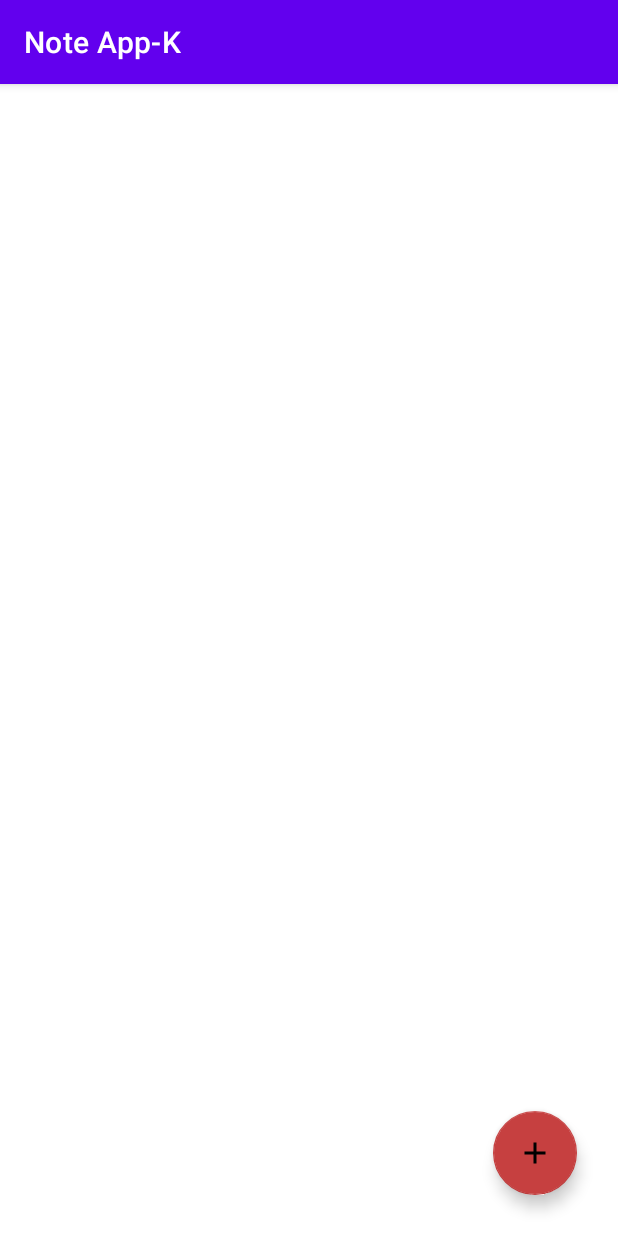
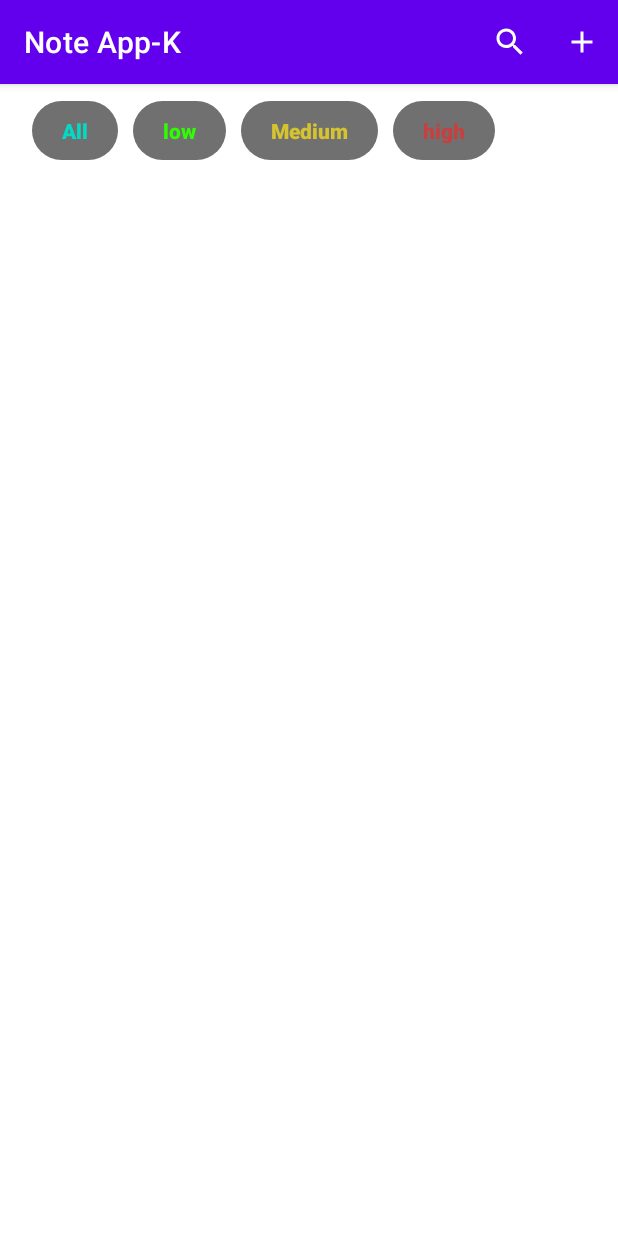
Before and after one commit to yunuserbek/NotesApp, an Android app: the screen it shows after launch (MainActivity), on a phone screen of 412 x 824 dp. Run offline under Robolectric (Android 15) with nearby library versions, the phone set to English and light mode, and no system bars; 3 statements that could not run were skipped.

Commit message:
Bottom Sheet

```diff
--- a/app/src/main/java/com/example/noteapp_k/NoteViewModel.kt
+++ b/app/src/main/java/com/example/noteapp_k/NoteViewModel.kt
@@ -14,7 +14,9 @@ class NoteViewModel(private val noteDao: NotesDao) : ViewModel() {
 
     val allNotes: LiveData<List<Note>> = noteDao.getAllNotes()
 
-
+    val getHighNotes:LiveData<List<Note>> = noteDao.getHighNotes()
+    val getMediumNotes:LiveData<List<Note>> = noteDao.getMediumNotes()
+    val getLowNotes:LiveData<List<Note>> = noteDao.getLowNotes()
     fun deleteNote(note: Note) {
         viewModelScope.launch {
             noteDao.delete(note)
@@ -29,6 +31,7 @@ class NoteViewModel(private val noteDao: NotesDao) : ViewModel() {
         viewModelScope.launch {
             noteDao.insert(note)
         }
+
     }
 
 
--- a/app/src/main/java/com/example/noteapp_k/NotesAdapter.kt
+++ b/app/src/main/java/com/example/noteapp_k/NotesAdapter.kt
@@ -10,6 +10,7 @@ import com.example.noteapp_k.ui.fragments.HomeFragmentDirections
 
 class NotesAdapter(private var notesList:List<Note>, var onClick:(Note) -> Unit ={}):RecyclerView.Adapter<NotesAdapter.NotesHolder>() {
     class NotesHolder(val itemNotesBinding: ItemNotesBinding):RecyclerView.ViewHolder(itemNotesBinding.root)
+
 
     override fun onCreateViewHolder(parent: ViewGroup, viewType: Int): NotesHolder {
         val layoutInflater= LayoutInflater.from(parent.context)
--- a/app/src/main/java/com/example/noteapp_k/model/NotesDao.kt
+++ b/app/src/main/java/com/example/noteapp_k/model/NotesDao.kt
@@ -17,6 +17,12 @@ interface NotesDao {
     @Query("SELECT * FROM notesTable order by id ASC")
      fun getAllNotes(): LiveData<List<Note>>
 
+    @Query("SELECT * FROM notesTable WHERE priority=1")
+    fun getHighNotes(): LiveData<List<Note>>
+    @Query("SELECT * FROM notesTable WHERE priority=2")
+    fun getMediumNotes(): LiveData<List<Note>>
+    @Query("SELECT * FROM notesTable WHERE priority=3")
+    fun getLowNotes(): LiveData<List<Note>>
 
 
 
--- /dev/null
+++ b/app/src/main/res/drawable/btn_filter_shape.xml
@@ -0,0 +1,6 @@
+<?xml version="1.0" encoding="utf-8"?>
+<shape android:shape="rectangle" xmlns:android="http://schemas.android.com/apk/res/android">
+    <solid android:color="#707070"/>
+    <corners android:radius="150dp"/>
+
+</shape>
--- /dev/null
+++ b/app/src/main/res/drawable/ic_baseline_search_24.xml
@@ -0,0 +1,10 @@
+<vector xmlns:android="http://schemas.android.com/apk/res/android"
+    android:width="24dp"
+    android:height="24dp"
+    android:viewportWidth="24"
+    android:viewportHeight="24"
+    android:tint="?attr/colorControlNormal">
+  <path
+      android:fillColor="@android:color/white"
+      android:pathData="M15.5,14h-0.79l-0.28,-0.27C15.41,12.59 16,11.11 16,9.5 16,5.91 13.09,3 9.5,3S3,5.91 3,9.5 5.91,16 9.5,16c1.61,0 3.09,-0.59 4.23,-1.57l0.27,0.28v0.79l5,4.99L20.49,19l-4.99,-5zM9.5,14C7.01,14 5,11.99 5,9.5S7.01,5 9.5,5 14,7.01 14,9.5 11.99,14 9.5,14z"/>
+</vector>
--- a/app/src/main/res/layout/fragment_home.xml
+++ b/app/src/main/res/layout/fragment_home.xml
@@ -1,26 +1,87 @@
 <?xml version="1.0" encoding="utf-8"?>
 <RelativeLayout xmlns:android="http://schemas.android.com/apk/res/android"
+    xmlns:app="http://schemas.android.com/apk/res-auto"
     xmlns:tools="http://schemas.android.com/tools"
     android:layout_width="match_parent"
     android:layout_height="match_parent"
-    xmlns:app="http://schemas.android.com/apk/res-auto"
     tools:context=".ui.fragments.HomeFragment">
 
+    <LinearLayout
+        android:layout_width="match_parent"
+        android:layout_height="wrap_content"
+        android:layout_marginStart="10dp"
+        android:layout_marginTop="10dp"
+
+        android:layout_marginEnd="10dp"
+        android:layout_marginBottom="10dp"
+        android:gravity="center_vertical"
+        android:orientation="horizontal">
+        <TextView
+            android:id="@+id/filterAll"
+            android:layout_width="wrap_content"
+            android:layout_height="wrap_content"
+            android:layout_marginStart="10dp"
+            android:background="@drawable/btn_filter_shape"
+            android:fontFamily="sans-serif-black"
+            android:paddingStart="20dp"
+            android:paddingTop="10dp"
+            android:paddingEnd="20dp"
+            android:paddingBottom="10dp"
+            android:text="All"
+            android:textColor="@color/teal_200" />
+
+        <TextView
+            android:id="@+id/filterhigh"
+            android:layout_width="wrap_content"
+            android:layout_height="wrap_content"
+            android:layout_marginStart="10dp"
+            android:background="@drawable/btn_filter_shape"
+            android:fontFamily="sans-serif-black"
+            android:paddingStart="20dp"
+            android:paddingTop="10dp"
+            android:paddingEnd="20dp"
+            android:paddingBottom="10dp"
+            android:text="low"
+            android:textColor="@color/green" />
+
+        <TextView
+            android:id="@+id/filtermedium"
+            android:layout_width="wrap_content"
+            android:layout_height="wrap_content"
+            android:layout_marginStart="10dp"
+            android:background="@drawable/btn_filter_shape"
+            android:fontFamily="sans-serif-black"
+            android:paddingStart="20dp"
+            android:paddingTop="10dp"
+            android:paddingEnd="20dp"
+            android:paddingBottom="10dp"
+            android:text="Medium"
+            android:textColor="@color/yellow" />
+
+        <TextView
+
+            android:id="@+id/filterlow"
+            android:layout_width="wrap_content"
+            android:layout_height="wrap_content"
+            android:layout_marginStart="10dp"
+            android:background="@drawable/btn_filter_shape"
+            android:fontFamily="sans-serif-black"
+            android:paddingStart="20dp"
+            android:paddingTop="10dp"
+            android:paddingEnd="20dp"
+            android:paddingBottom="10dp"
+            android:text="high"
+            android:textColor="@color/red" />
+
+
+    </LinearLayout>
 
     <androidx.recyclerview.widget.RecyclerView
         android:id="@+id/notesRecycler"
         android:layout_width="match_parent"
         android:layout_height="match_parent"
-         />
+        android:layout_marginTop="70dp" />
 
-    <com.google.android.material.floatingactionbutton.FloatingActionButton
-        android:id="@+id/newNotesBtn"
-        android:layout_width="match_parent"
-        android:layout_height="wrap_content"
-        android:layout_alignParentRight="true"
-        android:layout_alignParentBottom="true"
-        android:layout_margin="26dp"
-        android:src="@drawable/ic_baseline_add_24"
-        app:backgroundTint="@color/red" />
+
 
 </RelativeLayout>
--- /dev/null
+++ b/app/src/main/res/menu/item_home_action_bar.xml
@@ -0,0 +1,16 @@
+<?xml version="1.0" encoding="utf-8"?>
+<menu xmlns:android="http://schemas.android.com/apk/res/android"
+    xmlns:app="http://schemas.android.com/apk/res-auto">
+    <item
+        android:id="@+id/search_app"
+        android:icon="@drawable/ic_baseline_search_24"
+        android:title="Search"
+        app:showAsAction="always"
+         />
+    <item
+        android:id="@+id/add_item"
+        android:icon="@drawable/ic_baseline_add_24"
+        android:title="add"
+        app:showAsAction="always" />
+
+</menu>
--- a/app/src/main/res/values/themes.xml
+++ b/app/src/main/res/values/themes.xml
@@ -17,4 +17,10 @@
 
         <item name="colorSecondary">@color/red</item>
     </style>
+    <style name="BottomSheetStyle" parent="Theme.Design.Light.BottomSheetDialog">
+        <item name="bottomSheetStyle">@style/Modal</item>
+    </style>
+    <style name="Modal" parent="Widget.Design.BottomSheet.Modal">
+        <item name="android:background">@drawable/delete_sheet</item>
+    </style>
 </resources>
```
Also changed, not shown: app/src/main/java/com/example/noteapp_k/ui/fragments/EditNotesFragment.kt (+19 -4 lines), app/src/main/java/com/example/noteapp_k/ui/fragments/HomeFragment.kt (+76 -13 lines), app/src/main/res/drawable/delete_sheet.xml (added, +7 -0 lines), app/src/main/res/layout/dialog_delete.xml (+5 -2 lines), app/src/main/res/menu/search_view.xml (added, +11 -0 lines).
